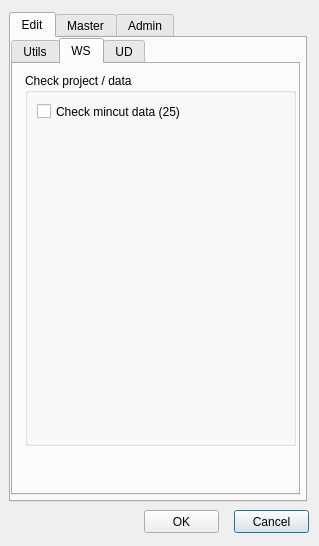
Qt form ui/toolbox.ui (Giswater/giswater_qgis_plugin) before a commit.
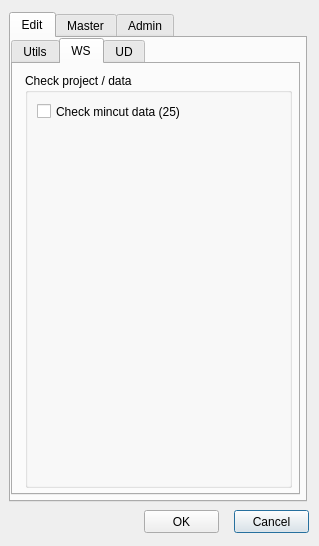
The same form after that commit. The open tabs and pages were chosen to show the change.

Commit message: Enhance some forms

Patch:
```diff
--- a/ui/toolbox.ui
+++ b/ui/toolbox.ui
@@ -237,8 +237,8 @@
         <rect>
          <x>12</x>
          <y>9</y>
-         <width>271</width>
-         <height>373</height>
+         <width>267</width>
+         <height>415</height>
         </rect>
        </property>
        <property name="title">
```
Left out of the diff: 4 changed lines with no effect on the pictures. The commit also changes 4 other files.
